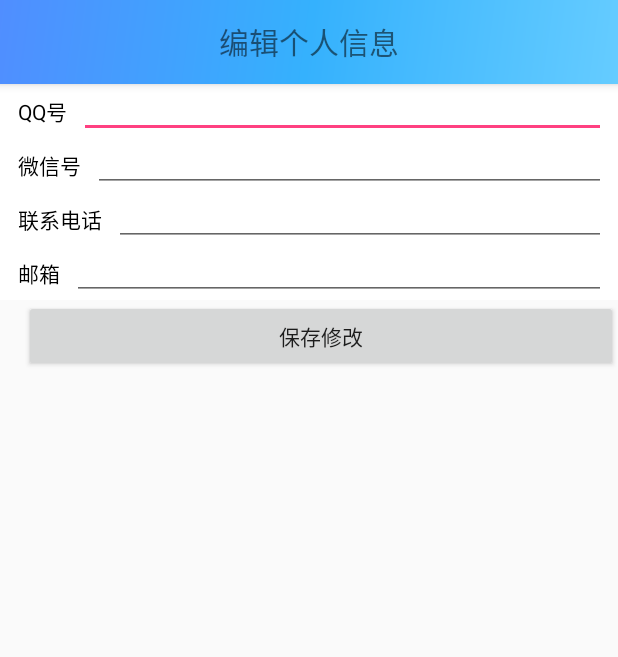
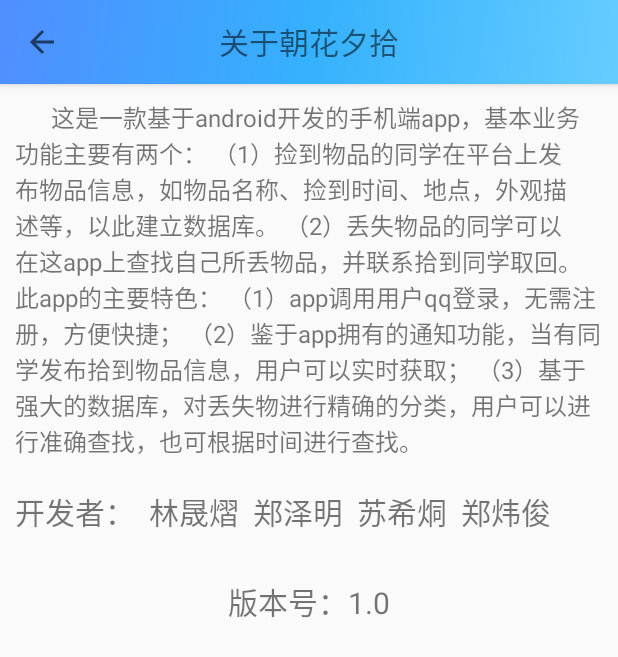
Before and after one commit to LinZong/FindLostThings, an Android app: the screen it shows after launch (ShowOrChangeUserInfo before the commit, AboutMe after it), on a phone screen of 412 x 824 dp. Shown: the top 657 px of the screen. Run offline under Robolectric (Android 15) with nearby library versions, the phone set to English and light mode, and no system bars; libraries missing offline, so code that uses them is left out: com.tencent.cos, com.tencent.qcloud; 3 statements that could not run were skipped.

Commit message:
Finish aboutme

```diff
--- /dev/null
+++ b/app/src/main/java/misaka/nemesiss/com/findlostthings/Activity/AboutMe.java
@@ -0,0 +1,27 @@
+package misaka.nemesiss.com.findlostthings.Activity;
+
+import android.os.Build;
+import android.support.v7.app.AppCompatActivity;
+import android.os.Bundle;
+import android.support.v7.widget.Toolbar;
+import android.widget.TextView;
+import misaka.nemesiss.com.findlostthings.BuildConfig;
+import misaka.nemesiss.com.findlostthings.R;
+
+public class AboutMe extends AppCompatActivity
+{
+
+    @Override
+    protected void onCreate(Bundle savedInstanceState)
+    {
+        super.onCreate(savedInstanceState);
+        setContentView(R.layout.activity_about_me);
+        Toolbar toolbar = (Toolbar) findViewById(R.id.toolbar);
+        setSupportActionBar(toolbar);
+        getSupportActionBar().setDisplayHomeAsUpEnabled(true);//左侧添加一个默认的返回图标
+        getSupportActionBar().setHomeButtonEnabled(true); //设置返回键可用
+
+        TextView version=(TextView)findViewById(R.id.text3);
+        version.setText("版本号："+BuildConfig.VERSION_NAME);
+    }
+}
--- /dev/null
+++ b/app/src/main/res/layout/activity_about_me.xml
@@ -0,0 +1,65 @@
+<?xml version="1.0" encoding="utf-8"?>
+<LinearLayout
+        xmlns:android="http://schemas.android.com/apk/res/android"
+        xmlns:app="http://schemas.android.com/apk/res-auto"
+        xmlns:tools="http://schemas.android.com/tools" android:id="@+id/linear_layout"
+        android:orientation="vertical"
+        android:layout_width="match_parent"
+        android:layout_height="match_parent">
+
+    <android.support.design.widget.AppBarLayout
+            android:id="@+id/app_bar_layout"
+            android:layout_width="match_parent"
+            android:layout_height="wrap_content">
+        <android.support.v7.widget.Toolbar
+                app:title=" "
+                android:id="@+id/toolbar"
+                android:layout_width="match_parent"
+                android:layout_height="?attr/actionBarSize"
+                app:popupTheme="@style/ThemeOverlay.AppCompat.Light"
+                android:background="@drawable/toolbar_background_color">
+
+            <TextView android:layout_width="wrap_content"
+                      android:layout_height="wrap_content"
+                      android:layout_gravity="center"
+                      android:text="关于朝花夕拾"
+                      android:textSize="20sp"
+            />
+        </android.support.v7.widget.Toolbar>
+    </android.support.design.widget.AppBarLayout>
+
+    <TextView
+            android:id="@+id/text1"
+            android:layout_width="wrap_content"
+            android:layout_height="wrap_content"
+            android:textSize="16dp"
+            android:layout_margin="10dp"
+            android:text="      这是一款基于android开发的手机端app，基本业务功能主要有两个：
+（1）捡到物品的同学在平台上发布物品信息，如物品名称、捡到时间、地点，外观描述等，以此建立数据库。
+（2）丢失物品的同学可以在这app上查找自己所丢物品，并联系拾到同学取回。
+        此app的主要特色：
+（1）app调用用户qq登录，无需注册，方便快捷；
+（2）鉴于app拥有的通知功能，当有同学发布拾到物品信息，用户可以实时获取；
+（3）基于强大的数据库，对丢失物进行精确的分类，用户可以进行准确查找，也可根据时间进行查找。
+"
+    />
+    <TextView
+            android:id="@+id/text2"
+            android:layout_width="wrap_content"
+            android:layout_height="wrap_content"
+            android:layout_margin="10dp"
+            android:textSize="20dp"
+            android:text="开发者：
+ 林晟熠  郑泽明  苏希烔  郑炜俊
+"
+    />
+    <TextView
+            android:id="@+id/text3"
+            android:layout_width="match_parent"
+            android:layout_height="match_parent"
+            android:textSize="20dp"
+            android:layout_margin="20dp"
+            android:gravity="center_horizontal"
+            android:text=""
+    />
+</LinearLayout>
```
Also changed, not shown: app/src/main/AndroidManifest.xml (+8 -7 lines), app/src/main/java/misaka/nemesiss/com/findlostthings/Activity/SetUp.java (+6 -5 lines), app/src/main/res/layout/activity_set_up.xml (+37 -30 lines).
